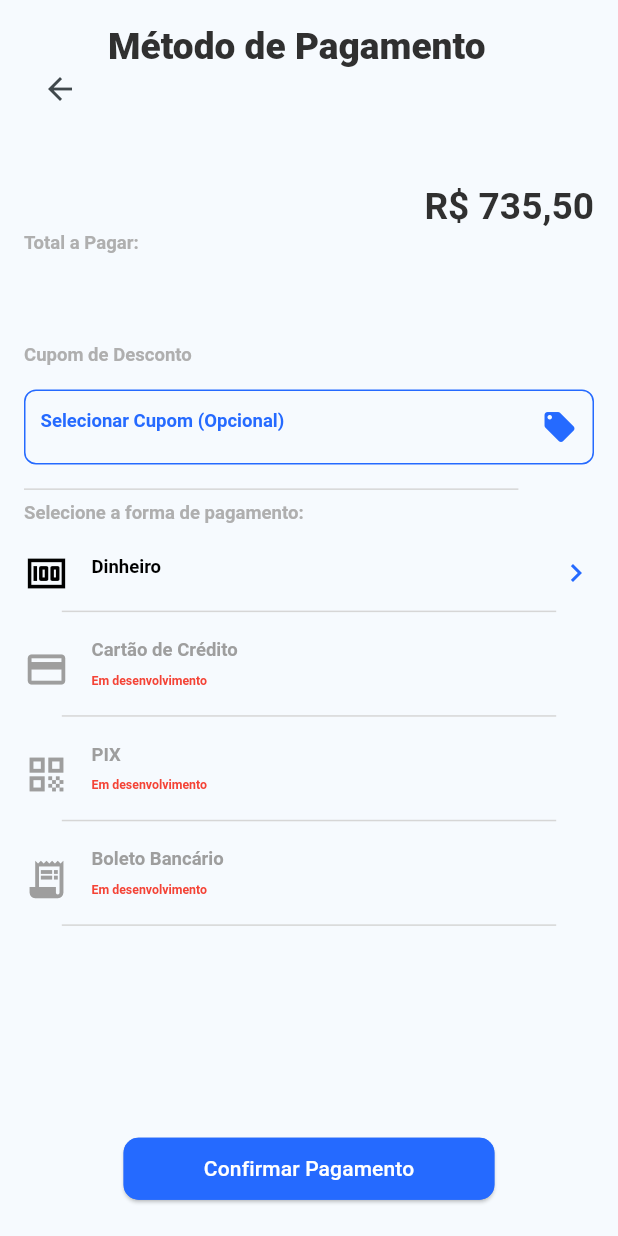
After one commit to ArthurHoshino/FidelemApp, a Flutter app: the PaymentSelectionView screen opened by its route, on a phone screen of 412 x 824 dp. The commit adds this screen. Run offline on Flutter 3.47's test engine with Material 3 defaults, Android fonts, the phone set to English and light mode, and no system bars.

Commit message:
EXTMOBILE-26 - Criação da tela de carrinho, pagamento e checkout (front)

```diff
--- a/lib/core/widgets/fid_text.dart
+++ b/lib/core/widgets/fid_text.dart
@@ -89,6 +89,7 @@ class FIDText extends StatelessWidget {
   final Map<String, double> padding;
   final String route;
   final bool linkFirst;
+  final TextAlign textAlign;
 
   FIDText({
     super.key,
@@ -101,14 +102,16 @@ class FIDText extends StatelessWidget {
     String? route,
     bool? linkFirst,
     Map<String, dynamic>? preset,
+    TextAlign textAlign = TextAlign.start,
   }) : baseText = baseText ?? (preset?["baseText"] as String? ?? defaultBaseText),
         linkText = linkText ?? (preset?["linkText"] as String? ?? defaultLinkText),
         fontSize = fontSize ?? (preset?["fontSize"] as double? ?? defaultFontSize),
         fontWeight = fontWeight ?? (preset?["fontWeight"] as FontWeight? ?? defaultFontWeight),
         color = color ?? (preset?["color"] as Color? ?? defaultColor),
         padding = padding ?? (preset?["padding"] as Map<String, double>? ?? defaultPadding),
-        route = route ?? (preset?["route"] as String ? ?? defaultRoute),
-        linkFirst = linkFirst ?? (preset?["linkFirst"] as bool? ?? defaultLinkFirst);
+        route = route ?? (preset?["route"] as String? ?? defaultRoute),
+        linkFirst = linkFirst ?? (preset?["linkFirst"] as bool? ?? defaultLinkFirst),
+        textAlign = textAlign;
 
  @override
   Widget build(BuildContext context) {
@@ -162,6 +165,7 @@ class FIDText extends StatelessWidget {
     return Padding(
       padding: finalPadding,
       child: RichText(
+        textAlign: textAlign,
         text: TextSpan(
           children: children,
         ),
--- /dev/null
+++ b/lib/modules/carrinho/carrinho_model.dart
@@ -0,0 +1,5 @@
+// Placeholder para o Modelo de Estado do Carrinho (usado pelo ViewModel)
+// Este arquivo definiria os dados de estado da tela do carrinho (subtotal, frete, etc.).
+class CarrinhoModel {
+  // A ser preenchido quando o gerenciamento de estado (MVVM) for implementado.
+}
--- /dev/null
+++ b/lib/modules/carrinho/components/coupon_selector.dart
@@ -0,0 +1,45 @@
+import 'package:flutter/material.dart';
+import 'package:fidelem_app/core/widgets/fid_text.dart';
+import 'package:fidelem_app/core/widgets/fid_line.dart';
+
+class CouponSelector extends StatelessWidget {
+  const CouponSelector({super.key});
+
+  @override
+  Widget build(BuildContext context) {
+    return Column(
+      crossAxisAlignment: CrossAxisAlignment.start,
+      children: [
+        FIDText(baseText: "Cupom de Desconto", preset: FIDText.medium, textAlign: TextAlign.start),
+        const SizedBox(height: 8),
+
+        GestureDetector(
+          onTap: () {
+            print("Abrindo seletor de cupons");
+          },
+          child: Container(
+            padding: const EdgeInsets.symmetric(horizontal: 10, vertical: 12),
+            decoration: BoxDecoration(
+              border: Border.all(color: const Color.fromARGB(255, 37, 106, 255)),
+              borderRadius: BorderRadius.circular(8),
+            ),
+            child: Row(
+              mainAxisAlignment: MainAxisAlignment.spaceBetween,
+              children: [
+                FIDText(
+                  baseText: "Selecionar Cupom (Opcional)",
+                  preset: FIDText.medium,
+                  color: const Color.fromARGB(255, 37, 106, 255),
+                  textAlign: TextAlign.start,
+                ),
+                const Icon(Icons.local_offer, color: Color.fromARGB(255, 37, 106, 255)),
+              ],
+            ),
+          ),
+        ),
+        const SizedBox(height: 16),
+        FIDLine(preset: FIDLine.small),
+      ],
+    );
+  }
+}
--- /dev/null
+++ b/lib/modules/carrinho/components/payment_method_tile.dart
@@ -0,0 +1,67 @@
+import 'package:flutter/material.dart';
+import 'package:fidelem_app/core/widgets/fid_text.dart';
+import 'package:fidelem_app/core/widgets/fid_line.dart';
+
+class PaymentMethodTile extends StatelessWidget {
+  final String title;
+  final IconData icon;
+  final bool isEnabled;
+  final String? subtitle;
+  final VoidCallback? onTap;
+
+  const PaymentMethodTile({
+    super.key,
+    required this.title,
+    required this.icon,
+    this.isEnabled = true,
+    this.subtitle,
+    this.onTap,
+  });
+
+  @override
+  Widget build(BuildContext context) {
+    final color = isEnabled ? Colors.black : Colors.grey;
+    final subtitleColor = isEnabled ? Colors.grey : Colors.red;
+
+    return GestureDetector(
+      onTap: isEnabled ? onTap : null,
+      child: Column(
+        children: [
+          Container(
+            color: Colors.transparent,
+            padding: const EdgeInsets.symmetric(vertical: 10.0),
+            child: Row(
+              children: [
+                Icon(icon, color: color, size: 30),
+                const SizedBox(width: 15),
+                Expanded(
+                  child: Column(
+                    crossAxisAlignment: CrossAxisAlignment.start,
+                    children: [
+                      FIDText(
+                        baseText: title,
+                        preset: FIDText.medium,
+                        color: color,
+                        textAlign: TextAlign.start,
+                      ),
+                      if (!isEnabled && subtitle != null)
+                        FIDText(
+                          baseText: subtitle!,
+                          preset: FIDText.small,
+                          color: subtitleColor,
+                          textAlign: TextAlign.start,
+                        ),
+                    ],
+                  ),
+                ),
+                if (isEnabled)
+                  const Icon(Icons.chevron_right, color: Color.fromARGB(255, 37, 106, 255)),
+              ],
+            ),
+          ),
+          FIDLine(preset: FIDLine.small),
+        ],
+      ),
+    );
+  }
+}
--- /dev/null
+++ b/lib/modules/carrinho/pages/payment_selection_view.dart
@@ -0,0 +1,101 @@
+import 'package:flutter/material.dart';
+import 'package:fidelem_app/core/widgets/fid_text.dart';
+import 'package:fidelem_app/core/widgets/fid_button.dart';
+import 'package:fidelem_app/modules/carrinho/components/coupon_selector.dart';
+import 'package:fidelem_app/modules/carrinho/components/payment_method_tile.dart';
+import 'package:fidelem_app/routes.dart';
+
+class PaymentSelectionView extends StatelessWidget {
+  final double totalValue = 735.50;
+
+  const PaymentSelectionView({super.key});
+
+  @override
+  Widget build(BuildContext context) {
+    return Scaffold(
+      body: SafeArea(
+        child: Padding(
+          padding: const EdgeInsets.all(16.0),
+          child: Column(
+            crossAxisAlignment: CrossAxisAlignment.start,
+            children: [
+              Row(
+                children: [
+                  IconButton(
+                    icon: const Icon(Icons.arrow_back),
+                    onPressed: () => Navigator.of(context).pop(),
+                  ),
+                  const SizedBox(width: 8),
+                  FIDText(
+                    baseText: "Método de Pagamento",
+                    preset: FIDText.large,
+                    textAlign: TextAlign.start,
+                  ),
+                ],
+              ),
+              const SizedBox(height: 20),
+              Row(
+                mainAxisAlignment: MainAxisAlignment.spaceBetween,
+                children: [
+                  FIDText(baseText: "Total a Pagar:", preset: FIDText.medium, textAlign: TextAlign.start),
+                  FIDText(
+                    baseText: "R\$ ${totalValue.toStringAsFixed(2).replaceAll('.', ',')}",
+                    preset: FIDText.large,
+                    fontWeight: FontWeight.bold,
+                    textAlign: TextAlign.end,
+                  ),
+                ],
+              ),
+              const SizedBox(height: 20),
+              const CouponSelector(),
+              FIDText(
+                baseText: "Selecione a forma de pagamento:",
+                preset: FIDText.medium,
+                padding: const {"bottom": 0.01},
+                textAlign: TextAlign.start,
+              ),
+              PaymentMethodTile(
+                title: "Dinheiro",
+                icon: Icons.money,
+                isEnabled: true,
+                onTap: () {},
+              ),
+              PaymentMethodTile(
+                title: "Cartão de Crédito",
+                icon: Icons.credit_card,
+                isEnabled: false,
+                subtitle: "Em desenvolvimento",
+              ),
+              PaymentMethodTile(
+                title: "PIX",
+                icon: Icons.qr_code,
+                isEnabled: false,
+                subtitle: "Em desenvolvimento",
+              ),
+              PaymentMethodTile(
+                title: "Boleto Bancário",
+                icon: Icons.receipt_long,
+                isEnabled: false,
+                subtitle: "Em desenvolvimento",
+              ),
+              const Spacer(),
+              Row(
+                mainAxisAlignment: MainAxisAlignment.center,
+                children: [
+                  FIDButton(
+                    text: "Confirmar Pagamento",
+                    preset: FIDButton.medium,
+                    onPressed: () {
+                      Navigator.of(context).pushNamed(Routes.checkoutSuccessPage);
+                    },
+                    padding: const {"bottom": 0.01},
+                  ),
+                ],
+              ),
+            ],
+          ),
+        ),
+      ),
+    );
+  }
+}
--- a/lib/modules/redefinir_senha/redefinir_senha_view.dart
+++ b/lib/modules/redefinir_senha/redefinir_senha_view.dart
@@ -13,7 +13,7 @@ class RedefinirSenhaView extends StatelessWidget {
     return AppLogo(
       child: Column(
         children: [
-          FIDText(baseText: "Redefinir Senha", preset: FIDText.large),
+          FIDText(baseText: "Redefinir Senha", preset: FIDText.large, textAlign: TextAlign.center),
           FIDInputBox(text: "Confirme a senha antiga", padding: {"bottom": 0.03}, preset: FIDInputBox.medium),
           FIDInputBox(text: "Insira a nova senha", padding: {"bottom": 0.03}, preset: FIDInputBox.medium),
           FIDInputBox(text: "Confirme a nova senha", padding: {"bottom": 0.05}, preset: FIDInputBox.medium),
--- a/lib/modules/registro/registro_view.dart
+++ b/lib/modules/registro/registro_view.dart
@@ -14,11 +14,11 @@ class RegistroView extends StatelessWidget {
     return AppLogo(
       child: Column(
         children: [
-          FIDText(baseText: "Registro", preset: FIDText.large),
+          FIDText(baseText: "Registro", preset: FIDText.large, textAlign: TextAlign.center),
           Column(
             crossAxisAlignment: CrossAxisAlignment.start,
             children: [
-              FIDText(baseText: "Insira seus dados", preset: FIDText.medium),
+              FIDText(baseText: "Insira seus dados", preset: FIDText.medium, textAlign: TextAlign.start),
               FIDInputBox(text: "Nome", preset: FIDInputBox.medium),
               FIDInputBox(text: "Email", preset: FIDInputBox.medium),
               FIDInputBox(text: "Senha", preset: FIDInputBox.medium),
@@ -27,7 +27,7 @@ class RegistroView extends StatelessWidget {
           ),
           FIDButton(text: "Criar", preset: FIDButton.medium),
           FIDLine(preset: FIDLine.small),
-          FIDText(baseText: "Já tem uma conta? ", linkText: "Entre", route: Routes.loginPage, preset: FIDText.link),
+          FIDText(baseText: "Já tem uma conta? ", linkText: "Entre", route: Routes.loginPage, preset: FIDText.link, textAlign: TextAlign.center ),
         ],
       )
     );
--- a/lib/routes.dart
+++ b/lib/routes.dart
@@ -1,18 +1,24 @@
 class Routes {
-  // Rotas de fluxo geral
+
   static const String splash = '/';
   static const String loginPage = '/login';
   static const String registroPage = '/registro';
   static const String redefinirSenhaPage = '/redefinir-senha';
   static const String configPage = '/config';
 
-  // Rotas de fluxo do Cliente
   static const String homePage = '/home';
   static const String lojaNormalPage = '/loja-normal';
   static const String lojaPontosPage = '/loja-pontos';
 
-  // Rotas do fluxo do Mercado
+
   static const String inventarioPage = '/inventario';
   static const String adicionarProdutoManualPage = '/inventario/add-manual';
   static const String adicionarProdutoScanPage = '/inventario/add-scan';
+
+
+  static const String cartPage = '/carrinho';
+  static const String paymentSelectionPage = '/carrinho/pagamento';
+  static const String checkoutSuccessPage = '/carrinho/sucesso';
+
+
 }
```
Also changed, not shown: lib/main.dart (+9 -1 lines), lib/modules/carrinho/carrinho_view.dart (added, +91 -0 lines), lib/modules/carrinho/carrinho_viewmodel.dart (added, +10 -0 lines), lib/modules/carrinho/components/cart_item_card.dart (added, +133 -0 lines), lib/modules/carrinho/pages/checkout_success_view.dart (added, +78 -0 lines), lib/modules/config/config_view.dart (added, +22 -0 lines), lib/modules/login/login_view.dart (+4 -3 lines), lib/modules/carrinho/pages/carrinho_view.dart (added).
